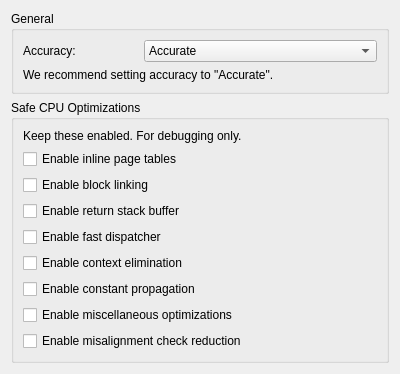
Before: the Qt Designer form src/yuzu/configuration/configure_cpu.ui in rorrim-rorrim/eden-alt, drawn with Qt 5.
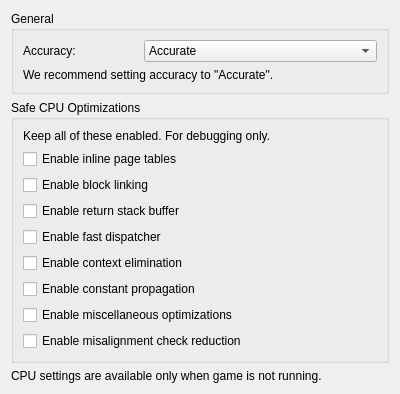
After: the same form once the commit is applied.

Commit message: configure_cpu: Add tooltips

```diff
--- a/src/yuzu/configuration/configure_cpu.ui
+++ b/src/yuzu/configuration/configure_cpu.ui
@@ -76,7 +76,7 @@
             <bool>1</bool>
           </property>
           <property name="text">
-           <string>Keep these enabled. For debugging only.</string>
+           <string>Keep all of these enabled. For debugging only.</string>
           </property>
          </widget>
         </item>
@@ -154,6 +154,16 @@
      </property>
     </spacer>
    </item>
+   <item>
+    <widget class="QLabel" name="label_disable_info">
+     <property name="text">
+      <string>CPU settings are available only when game is not running.</string>
+     </property>
+     <property name="wordWrap">
+      <bool>true</bool>
+     </property>
+    </widget>
+   </item>
   </layout>
  </widget>
  <resources/>
```
Left out of the diff: 43 changed lines with no effect on the pictures.
